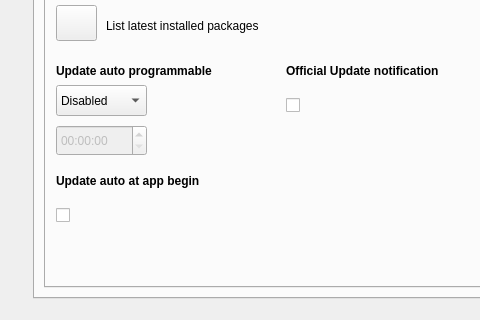
This is src/mainwindow.ui in adgellida/ubunsys as Qt 5 draws it before an edit; both pictures show x 0 to 480 and y 299 to 619 of the 666 by 835 pixel window. The edited form follows.
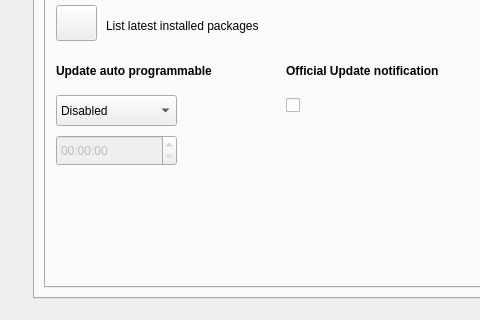
This is the edited form. The open tabs and pages were chosen to show the change. Icons and pictures are not drawn.

What changed in the file:
```diff
--- a/src/mainwindow.ui
+++ b/src/mainwindow.ui
@@ -663,25 +663,6 @@
          <string>Clean ancient kernels</string>
         </property>
        </widget>
-       <widget class="QLabel" name="label_131">
-        <property name="geometry">
-         <rect>
-          <x>10</x>
-          <y>370</y>
-          <width>191</width>
-          <height>31</height>
-         </rect>
-        </property>
-        <property name="font">
-         <font>
-          <weight>75</weight>
-          <bold>true</bold>
-         </font>
-        </property>
-        <property name="text">
-         <string>Update auto at app begin</string>
-        </property>
-       </widget>
        <widget class="QCheckBox" name="checkBoxOfficialUpdateNotification">
         <property name="enabled">
          <bool>true</bool>
@@ -749,8 +730,8 @@
         <property name="geometry">
          <rect>
           <x>10</x>
-          <y>290</y>
-          <width>91</width>
+          <y>300</y>
+          <width>121</width>
           <height>31</height>
          </rect>
         </property>
@@ -843,34 +824,6 @@
          <string>List latest installed packages</string>
         </property>
        </widget>
-       <widget class="QCheckBox" name="checkBoxUpdateAutoAppBegin">
-        <property name="enabled">
-         <bool>true</bool>
-        </property>
-        <property name="geometry">
-         <rect>
-          <x>10</x>
-          <y>400</y>
-          <width>51</width>
-          <height>41</height>
-         </rect>
-        </property>
-        <property name="styleSheet">
-         <string notr="true"/>
-        </property>
-        <property name="text">
-         <string/>
-        </property>
-        <property name="iconSize">
-         <size>
-          <width>16</width>
-          <height>16</height>
-         </size>
-        </property>
-        <property name="tristate">
-         <bool>false</bool>
-        </property>
-       </widget>
        <widget class="QPushButton" name="upgradeLatestStableButton">
         <property name="geometry">
          <rect>
@@ -951,8 +904,8 @@
         <property name="geometry">
          <rect>
           <x>10</x>
-          <y>330</y>
-          <width>91</width>
+          <y>340</y>
+          <width>121</width>
           <height>31</height>
          </rect>
         </property>
```
Left out of the diff: 4 changed lines with no effect on the pictures.
